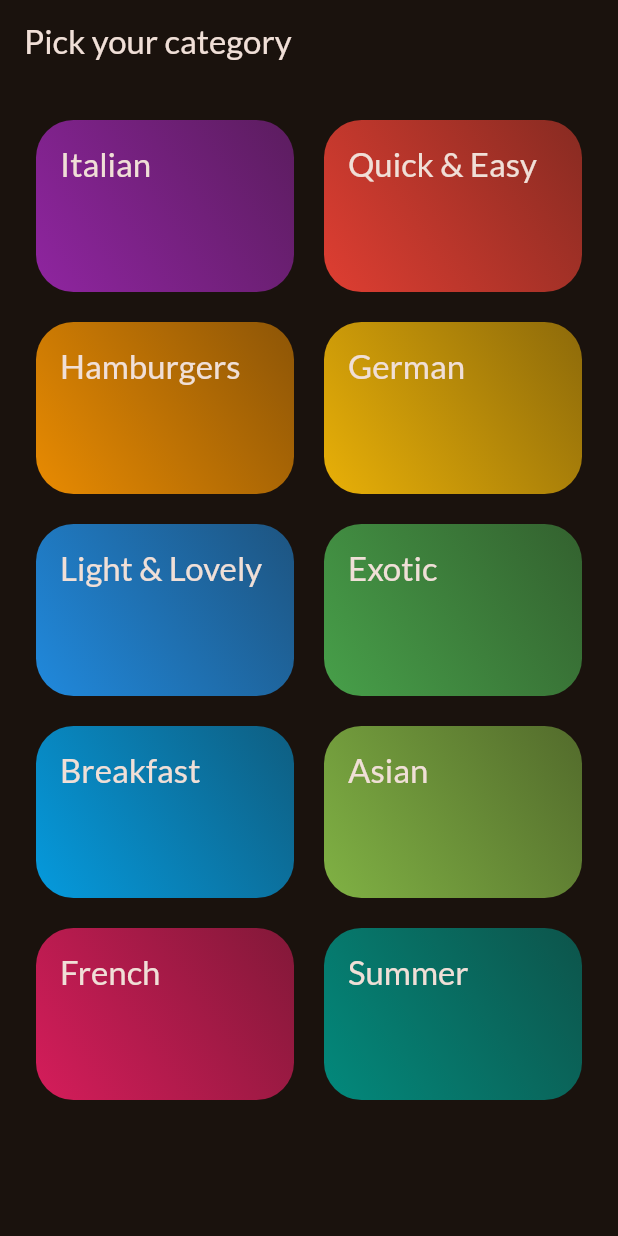
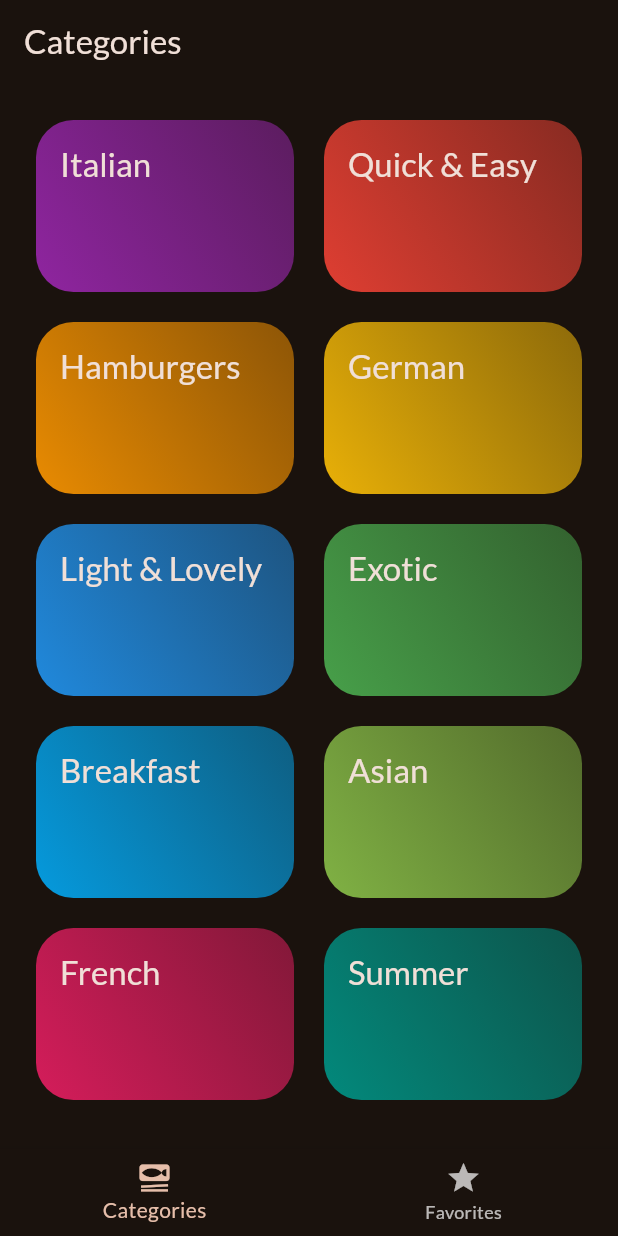
Before and after one commit to Karthikstrom/Meals_app, a Flutter app: the screen it shows after launch, on a phone screen of 412 x 824 dp. Run offline on Flutter 3.47's test engine with Material 3 defaults, Android fonts, the phone set to English and light mode, and no system bars; our stand-ins replace google_fonts, transparent_image.

Commit message:
Tabs initial set up done

```diff
--- a/lib/main.dart
+++ b/lib/main.dart
@@ -1,6 +1,6 @@
 import 'package:flutter/material.dart';
 import 'package:google_fonts/google_fonts.dart';
-import 'package:meals_app/screens/categories.dart';
+import 'package:meals_app/screens/tabs.dart';
 
 final theme = ThemeData(
   useMaterial3: true,
@@ -22,7 +22,7 @@ class App extends StatelessWidget {
   Widget build(BuildContext context) {
     return MaterialApp(
       theme: theme,
-      home: const CategoriesScreen(),
+      home: const TabsScreen(),
     );
   }
 }
--- a/lib/screens/categories.dart
+++ b/lib/screens/categories.dart
@@ -24,11 +24,7 @@ class CategoriesScreen extends StatelessWidget {
 
   @override
   Widget build(BuildContext context) {
-    return Scaffold(
-        appBar: AppBar(
-          title: const Text("Pick your category"),
-        ),
-        body: GridView(
+    return GridView(
       padding: const EdgeInsets.all(24),
       gridDelegate: const SliverGridDelegateWithFixedCrossAxisCount(
         crossAxisCount: 2,
@@ -41,10 +37,10 @@ class CategoriesScreen extends StatelessWidget {
           CategoryGrid(
             category: category,
             onSelectCategory: () {
-                  _selectCategory(context,category);
+              _selectCategory(context, category);
             },
           )
       ],
-        ));
+    );
   }
 }
--- /dev/null
+++ b/lib/screens/tabs.dart
@@ -0,0 +1,46 @@
+import 'package:flutter/material.dart';
+import 'package:meals_app/screens/categories.dart';
+import 'package:meals_app/screens/meals.dart';
+
+class TabsScreen extends StatefulWidget {
+  const TabsScreen({super.key});
+
+  @override
+  State<TabsScreen> createState() => _TabsScreenState();
+}
+
+class _TabsScreenState extends State<TabsScreen> {
+  int _selectedPageIndex = 0;
+  void _selectPage(int index) {
+    setState(() {
+      _selectedPageIndex = index;
+    });
+  }
+
+  @override
+  Widget build(BuildContext context) {
+    Widget activePage = const CategoriesScreen();
+    var activePageTitle = 'Categories';
+
+    if (_selectedPageIndex == 1) {
+      activePage = const MealsScreen(meals: []);
+      activePageTitle = 'Your Favorites';
+    }
+
+    return Scaffold(
+      appBar: AppBar(
+        title: Text(activePageTitle),
+      ),
+      body: activePage,
+      bottomNavigationBar: BottomNavigationBar(
+        onTap: _selectPage,
+        currentIndex: _selectedPageIndex,
+        items: const [
+          BottomNavigationBarItem(
+              icon: Icon(Icons.set_meal), label: 'Categories'),
+          BottomNavigationBarItem(icon: Icon(Icons.star), label: 'Favorites'),
+        ],
+      ),
+    );
+  }
+}
--- a/lib/widgets/meal_item.dart
+++ b/lib/widgets/meal_item.dart
@@ -5,7 +5,7 @@ import 'package:meals_app/widgets/meal_item_trait.dart';
 import 'package:transparent_image/transparent_image.dart';
 
 class MealItem extends StatelessWidget {
-  MealItem({
+  const MealItem({
     super.key,
     required this.meal,
   });
@@ -61,7 +61,8 @@ class MealItem extends StatelessWidget {
                 child: Container(
                   //width: double.infinity,
                   color: Colors.black54,
-                  padding: EdgeInsets.symmetric(vertical: 6, horizontal: 44),
+                  padding:
+                      const EdgeInsets.symmetric(vertical: 6, horizontal: 44),
                   child: Column(
                     children: [
                       Text(
```
Also changed, not shown: lib/screens/meal_details.dart (+11 -11 lines), lib/screens/meals.dart (+7 -4 lines). Lines whose indentation alone changed are shown as unchanged.
